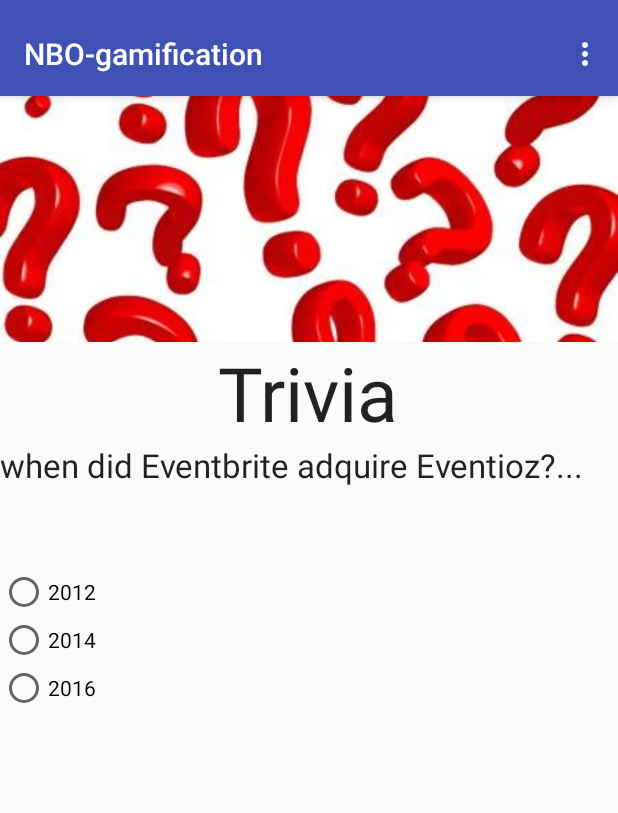
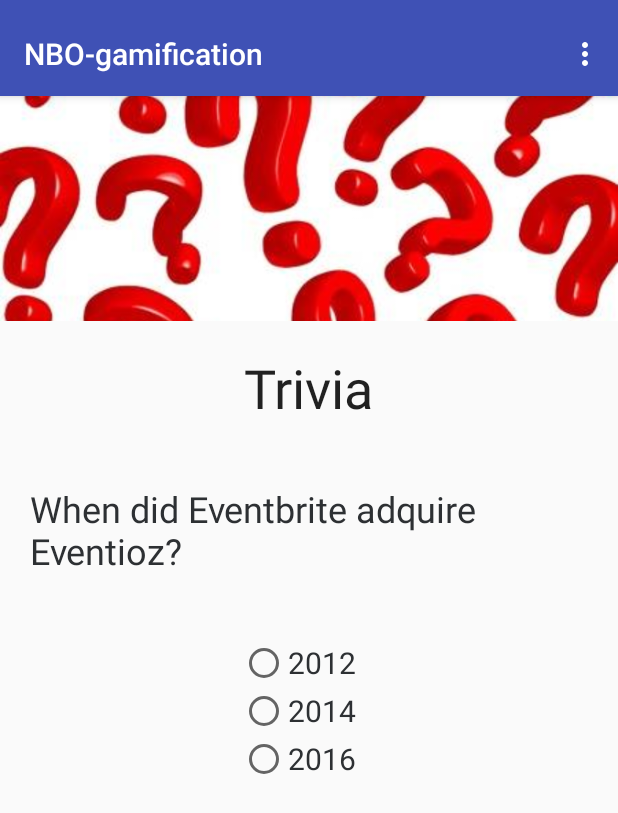
Before and after one commit to eb-manuelc/NBO_gamification, an Android app: the TriviaActivity screen opened directly, with no data from a screen before it, on a phone screen of 412 x 824 dp. Shown: the top 813 px of the screen. Run offline under Robolectric (Android 15) with nearby library versions, the phone set to English and light mode, and no system bars.

Commit message:
design tweaks

```diff
--- a/game/src/main/res/layout/activity_product_check.xml
+++ b/game/src/main/res/layout/activity_product_check.xml
@@ -33,6 +33,7 @@ tools:context=".ProductCheckActivity">
             android:layout_marginBottom="20dp"
             android:text="Create a new Event and set it to private that requires a password to view the event page."
             android:textAlignment="center"
+            android:textColor="#2d3033"
             android:textSize="20sp" />
 
 
--- a/game/src/main/res/layout/activity_trivia.xml
+++ b/game/src/main/res/layout/activity_trivia.xml
@@ -45,7 +45,7 @@
         <ImageView
             android:id="@+id/imageView3"
             android:layout_width="fill_parent"
-            android:layout_height="164dp"
+            android:layout_height="150dp"
             android:scaleType="centerCrop"
 
             app:srcCompat="@drawable/trivia_image" />
@@ -58,8 +58,10 @@
             android:layout_alignParentTop="true"
             android:layout_gravity="center_horizontal"
             android:text="Trivia"
+            android:layout_marginBottom="20dp"
+            android:layout_marginTop="20dp"
             android:textAppearance="?android:attr/textAppearanceLarge"
-            android:textSize="50dp"
+            android:textSize="36sp"
             app:layout_anchor="@+id/container"
             app:layout_anchorGravity="top|center" />
 
@@ -67,16 +69,20 @@
             android:id="@+id/question"
             android:layout_width="match_parent"
             android:layout_height="83dp"
-            android:layout_alignParentLeft="true"
-            android:layout_alignParentTop="true"
             android:layout_gravity="center_horizontal"
-            android:text="when did Eventbrite adquire Eventioz?..."
+            android:layout_margin="20dp"
+            android:text="When did Eventbrite adquire Eventioz?"
             android:textAlignment="center"
-            android:textAppearance="?android:attr/textAppearanceLarge" />
+            android:textColor="#2d3033"
+            android:textAppearance="?android:attr/textAppearanceLarge"
+            android:textSize="24sp" />
 
         <RadioGroup
             android:layout_width="match_parent"
-            android:layout_height="match_parent">
+            android:layout_height="match_parent"
+            android:layout_marginLeft="160dp"
+            android:layout_marginRight="60dp"
+            android:textAlignment="center">
 
             <LinearLayout
                 android:layout_width="match_parent"
@@ -87,19 +93,25 @@
                     android:id="@+id/radioButton7"
                     android:layout_width="match_parent"
                     android:layout_height="wrap_content"
-                    android:text="2012" />
+                    android:text="2012"
+                    android:textColor='#2d3033'
+                    android:textSize="20sp" />
 
                 <RadioButton
                     android:id="@+id/radioButton8"
                     android:layout_width="match_parent"
                     android:layout_height="wrap_content"
-                    android:text="2014" />
+                    android:text="2014"
+                    android:textColor='#2d3033'
+                    android:textSize="20sp" />
 
                 <RadioButton
                     android:id="@+id/radioButton11"
                     android:layout_width="match_parent"
                     android:layout_height="wrap_content"
-                    android:text="2016" />
+                    android:text="2016"
+                    android:textColor='#2d3033'
+                    android:textSize="20sp" />
 
             </LinearLayout>
         </RadioGroup>
```
